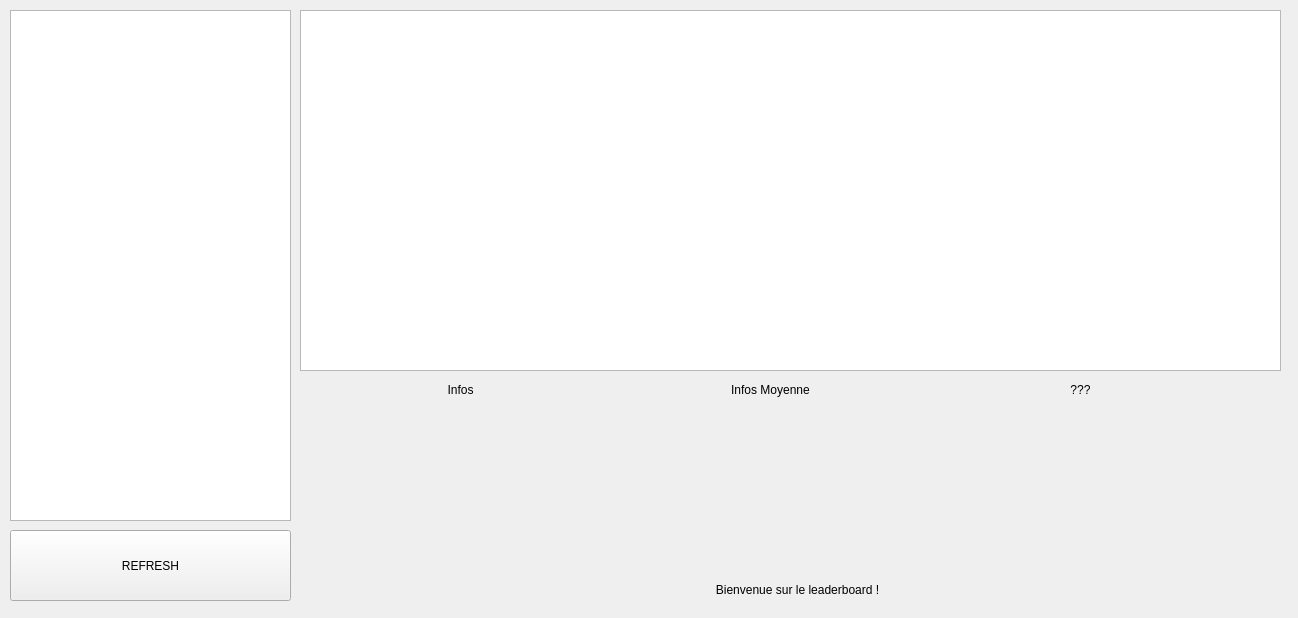
The window that classement.ui (darkruss48/Polar) describes before a commit, drawn with Qt 5.
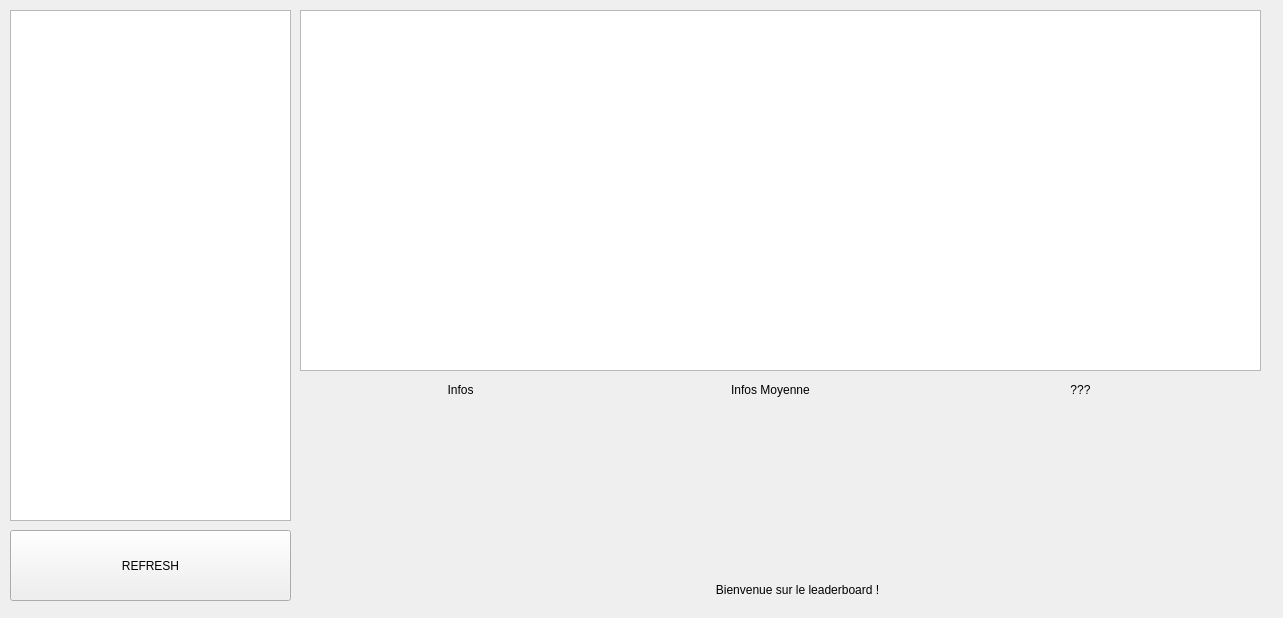
The same window after the commit.

Commit message: Improved graphs ; Improved QListWidget UI appearance ; Added QLabel for Average pace-related infos

What changed in the file:
```diff
--- a/classement.ui
+++ b/classement.ui
@@ -6,7 +6,7 @@
    <rect>
     <x>0</x>
     <y>0</y>
-    <width>1298</width>
+    <width>1283</width>
     <height>618</height>
    </rect>
   </property>
@@ -18,7 +18,7 @@
     <rect>
      <x>300</x>
      <y>10</y>
-     <width>981</width>
+     <width>961</width>
      <height>361</height>
     </rect>
    </property>
```
Left out of the diff: 23 changed lines with no effect on the pictures. The commit also changes 4 other files.
